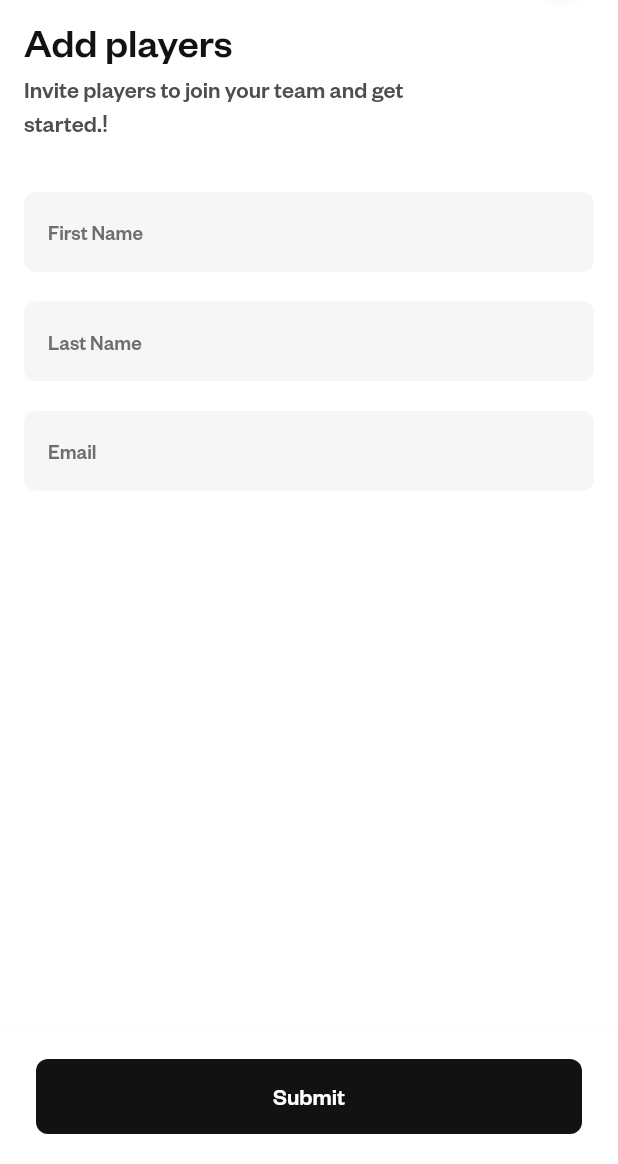
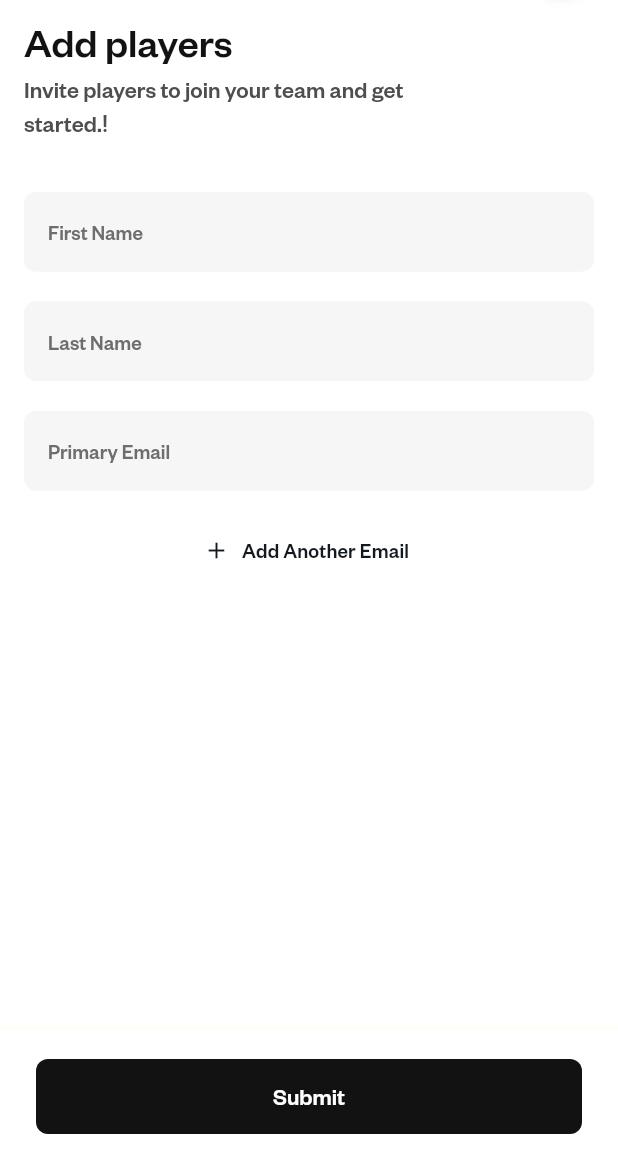
Before and after one commit to jassani13/TeamMates--frontend, a Flutter app: the AddPlayerScreen screen opened by its route, on a phone screen of 412 x 824 dp, the part 72-1236 px from its top. Run offline on Flutter 3.47's test engine with Material 3 defaults, Android fonts, the phone set to English and light mode, and no system bars; drawn by our look-alikes of toastification; our stand-ins replace cached_network_image, dio, expandable_page_view, file_picker, firebase_auth, firebase_core and 22 more; missing offline and left inert: flutter_chat_reactions, icalendar_parser, purchases_flutter, simple_loading_dialog; accounts and stored records are empty; network calls fail; project files that could hold a hidden picture were left out.

Commit message:
add support of multiple user emails

```diff
--- a/lib/module/bottom/roster/addPlayer/add_player_controller.dart
+++ b/lib/module/bottom/roster/addPlayer/add_player_controller.dart
@@ -12,12 +12,26 @@ class AddPlayerController extends GetxController {
       PlayerDetailModel(
         fNameController: TextEditingController(),
         lNameController: TextEditingController(),
-        emailController: TextEditingController(),
+        emailControllers: [TextEditingController()],
         fNameFocusNode: FocusNode(),
         lNameFocusNode: FocusNode(),
-        emailFocusNode: FocusNode(),
+        emailFocusNodes: [FocusNode()],
       ),
     );
+  }
+
+  void addEmailField(int playerIndex) {
+    playerList[playerIndex].emailControllers.add(TextEditingController());
+    playerList[playerIndex].emailFocusNodes.add(FocusNode());
+    playerList.refresh(); // Trigger UI update
+  }
+
+  void removeEmailField(int playerIndex, int emailIndex) {
+    if (playerList[playerIndex].emailControllers.length > 1) {
+      playerList[playerIndex].emailControllers.removeAt(emailIndex);
+      playerList[playerIndex].emailFocusNodes.removeAt(emailIndex);
+      playerList.refresh();
+    }
   }
 
   final arg = Get.arguments;
@@ -32,10 +46,19 @@ class AddPlayerController extends GetxController {
       // Adding players dynamically
       for (int i = 0; i < playerList.length; i++) {
         formData.fields.addAll([
-          MapEntry("list[$i][first_name]", playerList[i].fNameController.text.trim()),
-          MapEntry("list[$i][last_name]", playerList[i].lNameController.text.trim()),
-          MapEntry("list[$i][email]", playerList[i].emailController.text.trim()),
+          MapEntry("list[$i][first_name]",
+              playerList[i].fNameController.text.trim()),
+          MapEntry(
+              "list[$i][last_name]", playerList[i].lNameController.text.trim()),
+          MapEntry(
+              "list[$i][email]", playerList[i].emailControllers[0].text.trim()),
         ]);
+
+        // Add all emails as array
+        for (int j = 0; j < playerList[i].emailControllers.length; j++) {
+          formData.fields.add(MapEntry("list[$i][user_emails][$j]",
+              playerList[i].emailControllers[j].text.trim()));
+        }
       }
 
       var response = await dio.post(
@@ -50,7 +73,8 @@ class AddPlayerController extends GetxController {
           AppToast.showAppToast("Players add successfully");
         } else {
           Get.find<RoasterController>().getRosterApiCall();
-          await Get.find<AllPlayerController>().getRosterApiCall(teamId: arg[0]);
+          await Get.find<AllPlayerController>()
+              .getRosterApiCall(teamId: arg[0]);
           AppLoader().dismissLoader();
           Get.back();
           AppToast.showAppToast("Players add successfully");
@@ -60,7 +84,8 @@ class AddPlayerController extends GetxController {
       AppLoader().dismissLoader();
 
       if (e is DioException && e.response?.statusCode == 422) {
-        final message = e.response?.data['ResponseMsg'] ?? 'Something went wrong.';
+        final message =
+            e.response?.data['ResponseMsg'] ?? 'Something went wrong.';
         AppToast.showAppToast(message);
       } else {
         AppToast.showAppToast('Failed to add players. Please try again.');
@@ -84,18 +109,18 @@ class PlayerDetailModel {
   int? id;
   TextEditingController fNameController;
   TextEditingController lNameController;
-  TextEditingController emailController;
+  List<TextEditingController> emailControllers;
   FocusNode fNameFocusNode;
   FocusNode lNameFocusNode;
-  FocusNode emailFocusNode;
+  List<FocusNode> emailFocusNodes; // Changed from single to list
 
   PlayerDetailModel({
     this.id,
     required this.fNameController,
     required this.lNameController,
-    required this.emailController,
+    required this.emailControllers,
     required this.fNameFocusNode,
     required this.lNameFocusNode,
-    required this.emailFocusNode,
+    required this.emailFocusNodes,
   });
 }
--- a/lib/module/bottom/roster/addPlayer/add_player_screen.dart
+++ b/lib/module/bottom/roster/addPlayer/add_player_screen.dart
@@ -7,7 +7,8 @@ import 'package:base_code/utils/common_function.dart';
 class AddPlayerScreen extends StatelessWidget {
   AddPlayerScreen({super.key});
 
-  final addPlayerController = Get.put<AddPlayerController>(AddPlayerController());
+  final addPlayerController =
+      Get.put<AddPlayerController>(AddPlayerController());
   final GlobalKey<FormState> formKey = GlobalKey<FormState>();
   final arg = Get.arguments;
 
@@ -40,7 +41,8 @@ class AddPlayerScreen extends StatelessWidget {
               ),
             ],
           ),
-          padding: EdgeInsets.symmetric(horizontal: 24, vertical: Platform.isAndroid ? 20 : 24),
+          padding: EdgeInsets.symmetric(
+              horizontal: 24, vertical: Platform.isAndroid ? 20 : 24),
           child: CommonAppButton(
             text: "Submit",
             onTap: () async {
@@ -80,7 +82,8 @@ class AddPlayerScreen extends StatelessWidget {
                       padding: EdgeInsets.zero,
                       physics: const NeverScrollableScrollPhysics(),
                       itemBuilder: (context, index) {
-                        final playerDetail = addPlayerController.playerList[index];
+                        final playerDetail =
+                            addPlayerController.playerList[index];
                         return Column(
                           crossAxisAlignment: CrossAxisAlignment.start,
                           children: [
@@ -90,7 +93,8 @@ class AddPlayerScreen extends StatelessWidget {
                                 if (addPlayerController.playerList.length > 1)
                                   GestureDetector(
                                     onTap: () {
-                                      addPlayerController.playerList.remove(playerDetail);
+                                      addPlayerController.playerList
+                                          .remove(playerDetail);
                                     },
                                     behavior: HitTestBehavior.translucent,
                                     child: Container(
@@ -98,7 +102,10 @@ class AddPlayerScreen extends StatelessWidget {
                                         color: AppColor.white,
                                         shape: BoxShape.circle,
                                       ),
-                                      child: Padding(padding: const EdgeInsets.all(6.0), child: SvgPicture.asset(AppImage.delete)),
+                                      child: Padding(
+                                          padding: const EdgeInsets.all(6.0),
+                                          child: SvgPicture.asset(
+                                              AppImage.delete)),
                                     ),
                                   )
                               ],
@@ -109,7 +116,8 @@ class AddPlayerScreen extends StatelessWidget {
                                 AutofillHints.namePrefix,
                               ],
                               inputFormatters: [
-                                FilteringTextInputFormatter.allow(RegExp(r'[A-Za-z]')),
+                                FilteringTextInputFormatter.allow(
+                                    RegExp(r'[A-Za-z]')),
                                 CapitalizedTextFormatter(),
                               ],
                               validator: (val) {
@@ -120,27 +128,27 @@ class AddPlayerScreen extends StatelessWidget {
                                 }
                               },
                               onFieldSubmitted: (_) {
-                                FocusScope.of(context).requestFocus(playerDetail.lNameFocusNode);
+                                FocusScope.of(context)
+                                    .requestFocus(playerDetail.lNameFocusNode);
                               },
                               focusNode: playerDetail.fNameFocusNode,
-
                               hintText: "First Name",
                               keyboardType: TextInputType.name,
                               controller: playerDetail.fNameController,
                             ),
                             Gap(20),
                             CommonTextField(
-
                               onFieldSubmitted: (_) {
-                                FocusScope.of(context).requestFocus(playerDetail.emailFocusNode);
+                                FocusScope.of(context).requestFocus(
+                                    playerDetail.emailFocusNodes[0]);
                               },
                               focusNode: playerDetail.lNameFocusNode,
-
                               autofillHints: const [
                                 AutofillHints.nameSuffix,
                               ],
                               inputFormatters: [
-                                FilteringTextInputFormatter.allow(RegExp(r'[A-Za-z]')),
+                                FilteringTextInputFormatter.allow(
+                                    RegExp(r'[A-Za-z]')),
                                 CapitalizedTextFormatter(),
                               ],
                               controller: playerDetail.lNameController,
@@ -155,24 +163,68 @@ class AddPlayerScreen extends StatelessWidget {
                               },
                             ),
                             const Gap(20),
-                            CommonTextField(
-                              focusNode: playerDetail.emailFocusNode,
-                              autofillHints: const [
-                                AutofillHints.email,
+                            Column(
+                              children: [
+                                for (int emailIndex = 0;
+                                    emailIndex <
+                                        playerDetail.emailControllers.length;
+                                    emailIndex++)
+                                  Column(
+                                    children: [
+                                      Row(
+                                        children: [
+                                          Expanded(
+                                            child: CommonTextField(
+                                              focusNode: playerDetail
+                                                  .emailFocusNodes[emailIndex],
+                                              autofillHints: const [
+                                                AutofillHints.email
+                                              ],
+                                              controller: playerDetail
+                                                  .emailControllers[emailIndex],
+                                              hintText: emailIndex == 0
+                                                  ? "Primary Email"
+                                                  : "Additional Email",
+                                              textInputAction:
+                                                  TextInputAction.done,
+                                              keyboardType:
+                                                  TextInputType.emailAddress,
+                                              validator: (val) {
+                                                if (emailIndex == 0 &&
+                                                    (val ?? "").isEmpty) {
+                                                  return "Please enter primary email address";
+                                                } else if ((val ?? "")
+                                                        .isNotEmpty &&
+                                                    !(val ?? "").isEmail) {
+                                                  return "Please enter a valid email address";
+                                                }
+                                                return null;
+                                              },
+                                            ),
+                                          ),
+                                          if (emailIndex >
+                                              0) // Show remove button for additional emails
+                                            IconButton(
+                                              onPressed: () =>
+                                                  addPlayerController
+                                                      .removeEmailField(
+                                                          index, emailIndex),
+                                              icon: Icon(Icons.remove_circle,
+                                                  color: Colors.red),
+                                            ),
+                                        ],
+                                      ),
+                                      Gap(16),
+                                    ],
+                                  ),
+                                // Add email button
+                                TextButton.icon(
+                                  onPressed: () =>
+                                      addPlayerController.addEmailField(index),
+                                  icon: Icon(Icons.add),
+                                  label: Text("Add Another Email"),
+                                ),
                               ],
-                              controller: playerDetail.emailController,
-                              hintText: "Email",
-                              textInputAction: TextInputAction.done,
-                              keyboardType: TextInputType.emailAddress,
-                              validator: (val) {
-                                if ((val ?? "").isEmpty) {
-                                  return "Please enter your email address";
-                                } else if (!(val ?? "").isEmail) {
-                                  return "Please enter a valid email address";
-                                } else {
-                                  return null;
-                                }
-                              },
                             ),
                             const Gap(24),
                           ],
--- a/lib/res/theme/theme.dart
+++ b/lib/res/theme/theme.dart
@@ -6,7 +6,10 @@ abstract class AppTheme {
 
   static final ThemeData lightTheme = ThemeData(
     focusColor: AppColor.grey100,
-    textSelectionTheme: TextSelectionThemeData(selectionColor: AppColor.black.withOpacity(0.4), cursorColor: AppColor.black.withOpacity(0.4), selectionHandleColor: AppColor.black),
+    textSelectionTheme: TextSelectionThemeData(
+        selectionColor: AppColor.black..withValues(alpha: (0.4)),
+        cursorColor: AppColor.black..withValues(alpha: (0.4)),
+        selectionHandleColor: AppColor.black),
     useMaterial3: true,
     scaffoldBackgroundColor: AppColor.white,
     brightness: Brightness.light,
@@ -20,8 +23,8 @@ abstract class AppTheme {
       onSecondary: AppColor.grey66Color,
       error: AppColor.grey500,
       onError: AppColor.grey400,
-      background: AppColor.appBarBlackColor,
-      onBackground: AppColor.black,
+      surfaceContainerLowest : AppColor.appBarBlackColor,
+      onSurfaceVariant: AppColor.black,
       surface: AppColor.white,
       onSurface: AppColor.greyF0Color,
     ),
@@ -30,7 +33,7 @@ abstract class AppTheme {
       selectedItemColor: AppColor.primaryBlackColor,
       unselectedItemColor: AppColor.greyB9Color,
     ),
-    tabBarTheme: TabBarTheme(
+    tabBarTheme: TabBarThemeData(
         tabAlignment: TabAlignment.start,
         indicatorSize: TabBarIndicatorSize.tab,
         labelColor: AppColor.white,
@@ -50,7 +53,11 @@ abstract class AppTheme {
       centerTitle: true,
       titleSpacing: 0,
       elevation: 0,
-      titleTextStyle: TextStyle(fontSize: 18, fontWeight: FontWeight.w600, fontFamily: StringConst.primaryFontFamily, color: AppColor.black),
+      titleTextStyle: TextStyle(
+          fontSize: 18,
+          fontWeight: FontWeight.w600,
+          fontFamily: StringConst.primaryFontFamily,
+          color: AppColor.black),
       backgroundColor: AppColor.white,
       iconTheme: const IconThemeData(color: AppColor.black),
       actionsIconTheme: const IconThemeData(color: AppColor.black),
@@ -85,15 +92,16 @@ abstract class AppTheme {
     ),
     indicatorColor: AppColor.grey100,
     hintColor: AppColor.grey500,
-    floatingActionButtonTheme: const FloatingActionButtonThemeData(backgroundColor: AppColor.black, foregroundColor: AppColor.white),
+    floatingActionButtonTheme: const FloatingActionButtonThemeData(
+        backgroundColor: AppColor.black, foregroundColor: AppColor.white),
   );
 
   static final ThemeData darkTheme = ThemeData(
     focusColor: AppColor.grey600,
     primaryColor: AppColor.white,
     textSelectionTheme: TextSelectionThemeData(
-      selectionColor: AppColor.white.withOpacity(0.4),
-      cursorColor: AppColor.white.withOpacity(0.4),
+      selectionColor: AppColor.white..withValues(alpha: (0.4)),
+      cursorColor: AppColor.white..withValues(alpha: (0.4)),
       selectionHandleColor: AppColor.white,
     ),
     useMaterial3: true,
@@ -108,8 +116,8 @@ abstract class AppTheme {
       onSecondary: AppColor.greyB9Color,
       error: AppColor.grey400,
       onError: AppColor.grey500,
-      background: AppColor.lightBlackColor,
-      onBackground: Colors.transparent,
+      surfaceContainerLowest: AppColor.lightBlackColor,
+      onSurfaceVariant: Colors.transparent,
       surface: AppColor.greyB9Color,
       onSurface: AppColor.appBarBlackColor,
     ),
@@ -118,7 +126,8 @@ abstract class AppTheme {
       selectedItemColor: AppColor.white,
       unselectedItemColor: AppColor.grey66Color,
     ),
-    tabBarTheme: TabBarTheme(
+    tabBarTheme: TabBarThemeData(
+        indicatorColor: AppColor.black,
         tabAlignment: TabAlignment.start,
         indicatorSize: TabBarIndicatorSize.tab,
         labelColor: AppColor.white,
@@ -135,7 +144,10 @@ abstract class AppTheme {
       centerTitle: true,
       titleSpacing: 0,
       elevation: 0,
-      titleTextStyle: TextStyle(fontSize: 18, fontWeight: FontWeight.w600, fontFamily: StringConst.primaryFontFamily),
+      titleTextStyle: TextStyle(
+          fontSize: 18,
+          fontWeight: FontWeight.w600,
+          fontFamily: StringConst.primaryFontFamily),
       backgroundColor: AppColor.black,
       iconTheme: const IconThemeData(color: AppColor.white),
       actionsIconTheme: const IconThemeData(color: AppColor.white),
@@ -143,7 +155,8 @@ abstract class AppTheme {
       //systemOverlayStyle: SystemUiOverlayStyle.light,
     ),
     bottomSheetTheme: const BottomSheetThemeData(
-      shape: RoundedRectangleBorder(borderRadius: BorderRadius.vertical(top: Radius.circular(20))),
+      shape: RoundedRectangleBorder(
+          borderRadius: BorderRadius.vertical(top: Radius.circular(20))),
       elevation: 4,
       clipBehavior: Clip.hardEdge,
       modalElevation: 8,
@@ -166,8 +179,8 @@ abstract class AppTheme {
         }
       }),
     ),
-    indicatorColor: AppColor.black,
     hintColor: AppColor.grey300,
-    floatingActionButtonTheme: const FloatingActionButtonThemeData(backgroundColor: AppColor.white, foregroundColor: AppColor.black),
+    floatingActionButtonTheme: const FloatingActionButtonThemeData(
+        backgroundColor: AppColor.white, foregroundColor: AppColor.black),
   );
 }
```
Also changed, not shown: lib/data/network/dio_client.dart (+15 -4 lines).
